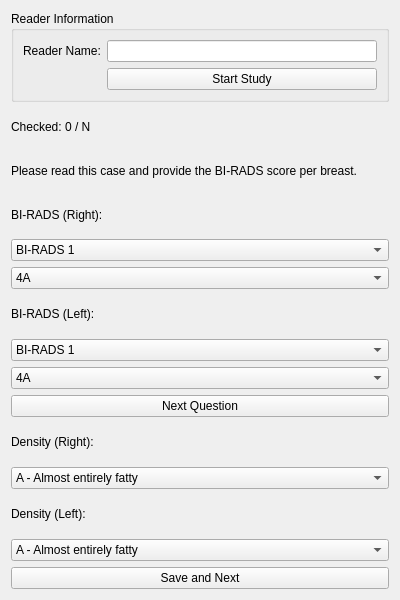
This is BIRADSConcepts/Resources/UI/BIRADSConcepts.ui in nki-radiology/SegmentationReview as Qt 5 draws it before an edit. The edited form follows.
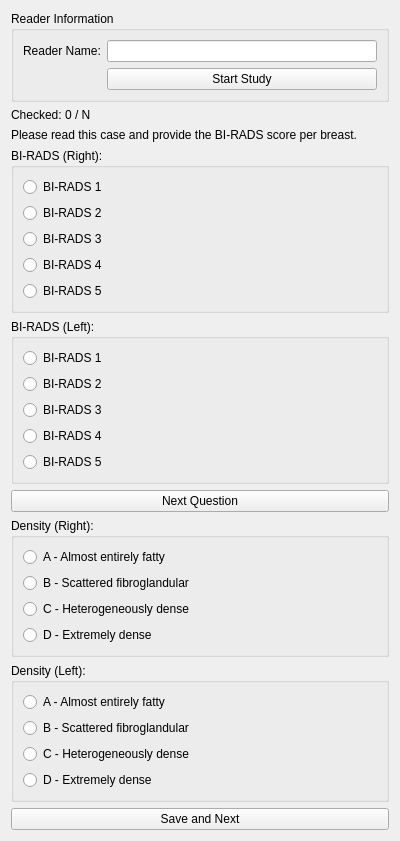
This is the edited form. Custom widgets are drawn as their Qt base class.

Commit message: Switch drop down menus with bullet-points menus

The edit to the form file:
```diff
--- a/BIRADSConcepts/Resources/UI/BIRADSConcepts.ui
+++ b/BIRADSConcepts/Resources/UI/BIRADSConcepts.ui
@@ -57,50 +57,32 @@
 
    <!-- BI-RADS Scoring UI -->
    <item>
-    <widget class="QLabel" name="biradsLabelRight">
-     <property name="text">
+    <widget class="QGroupBox" name="biradsRightGroup">
+     <property name="title">
       <string>BI-RADS (Right):</string>
      </property>
-    </widget>
-   </item>
-   <item>
-    <widget class="QComboBox" name="biradsComboRight">
-     <item><property name="text"><string>BI-RADS 1</string></property></item>
-     <item><property name="text"><string>BI-RADS 2</string></property></item>
-     <item><property name="text"><string>BI-RADS 3</string></property></item>
-     <item><property name="text"><string>BI-RADS 4</string></property></item>
-     <item><property name="text"><string>BI-RADS 5</string></property></item>
-    </widget>
-   </item>
-   <item>
-    <widget class="QComboBox" name="biradsSubRight">
-     <item><property name="text"><string>4A</string></property></item>
-     <item><property name="text"><string>4B</string></property></item>
-     <item><property name="text"><string>4C</string></property></item>
+     <layout class="QVBoxLayout">
+      <item><widget class="QRadioButton" name="biradsRight1"><property name="text"><string>BI-RADS 1</string></property></widget></item>
+      <item><widget class="QRadioButton" name="biradsRight2"><property name="text"><string>BI-RADS 2</string></property></widget></item>
+      <item><widget class="QRadioButton" name="biradsRight3"><property name="text"><string>BI-RADS 3</string></property></widget></item>
+      <item><widget class="QRadioButton" name="biradsRight4"><property name="text"><string>BI-RADS 4</string></property></widget></item>
+      <item><widget class="QRadioButton" name="biradsRight5"><property name="text"><string>BI-RADS 5</string></property></widget></item>
+     </layout>
     </widget>
    </item>
 
    <item>
-    <widget class="QLabel" name="biradsLabelLeft">
-     <property name="text">
+    <widget class="QGroupBox" name="biradsLeftGroup">
+     <property name="title">
       <string>BI-RADS (Left):</string>
      </property>
-    </widget>
-   </item>
-   <item>
-    <widget class="QComboBox" name="biradsComboLeft">
-     <item><property name="text"><string>BI-RADS 1</string></property></item>
-     <item><property name="text"><string>BI-RADS 2</string></property></item>
-     <item><property name="text"><string>BI-RADS 3</string></property></item>
-     <item><property name="text"><string>BI-RADS 4</string></property></item>
-     <item><property name="text"><string>BI-RADS 5</string></property></item>
-    </widget>
-   </item>
-   <item>
-    <widget class="QComboBox" name="biradsSubLeft">
-     <item><property name="text"><string>4A</string></property></item>
-     <item><property name="text"><string>4B</string></property></item>
-     <item><property name="text"><string>4C</string></property></item>
+     <layout class="QVBoxLayout">
+      <item><widget class="QRadioButton" name="biradsLeft1"><property name="text"><string>BI-RADS 1</string></property></widget></item>
+      <item><widget class="QRadioButton" name="biradsLeft2"><property name="text"><string>BI-RADS 2</string></property></widget></item>
+      <item><widget class="QRadioButton" name="biradsLeft3"><property name="text"><string>BI-RADS 3</string></property></widget></item>
+      <item><widget class="QRadioButton" name="biradsLeft4"><property name="text"><string>BI-RADS 4</string></property></widget></item>
+      <item><widget class="QRadioButton" name="biradsLeft5"><property name="text"><string>BI-RADS 5</string></property></widget></item>
+     </layout>
     </widget>
    </item>
 
@@ -115,33 +97,30 @@
    <!-- Density Assessment UI -->
    
    <item>
-    <widget class="QLabel" name="densityLabelRight">
-     <property name="text">
+    <widget class="QGroupBox" name="densityRightGroup">
+     <property name="title">
       <string>Density (Right):</string>
      </property>
+     <layout class="QVBoxLayout">
+      <item><widget class="QRadioButton" name="densityRightA"><property name="text"><string>A - Almost entirely fatty</string></property></widget></item>
+      <item><widget class="QRadioButton" name="densityRightB"><property name="text"><string>B - Scattered fibroglandular</string></property></widget></item>
+      <item><widget class="QRadioButton" name="densityRightC"><property name="text"><string>C - Heterogeneously dense</string></property></widget></item>
+      <item><widget class="QRadioButton" name="densityRightD"><property name="text"><string>D - Extremely dense</string></property></widget></item>
+     </layout>
     </widget>
    </item>
+
    <item>
-    <widget class="QComboBox" name="densityComboRight">
-     <item><property name="text"><string>A - Almost entirely fatty</string></property></item>
-     <item><property name="text"><string>B - Scattered fibroglandular</string></property></item>
-     <item><property name="text"><string>C - Heterogeneously dense</string></property></item>
-     <item><property name="text"><string>D - Extremely dense</string></property></item>
-    </widget>
-   </item>
-   <item>
-    <widget class="QLabel" name="densityLabelLeft">
-     <property name="text">
+    <widget class="QGroupBox" name="densityLeftGroup">
+     <property name="title">
       <string>Density (Left):</string>
      </property>
-    </widget>
-   </item>
-   <item>
-    <widget class="QComboBox" name="densityComboLeft">
-     <item><property name="text"><string>A - Almost entirely fatty</string></property></item>
-     <item><property name="text"><string>B - Scattered fibroglandular</string></property></item>
-     <item><property name="text"><string>C - Heterogeneously dense</string></property></item>
-     <item><property name="text"><string>D - Extremely dense</string></property></item>
+     <layout class="QVBoxLayout">
+      <item><widget class="QRadioButton" name="densityLeftA"><property name="text"><string>A - Almost entirely fatty</string></property></widget></item>
+      <item><widget class="QRadioButton" name="densityLeftB"><property name="text"><string>B - Scattered fibroglandular</string></property></widget></item>
+      <item><widget class="QRadioButton" name="densityLeftC"><property name="text"><string>C - Heterogeneously dense</string></property></widget></item>
+      <item><widget class="QRadioButton" name="densityLeftD"><property name="text"><string>D - Extremely dense</string></property></widget></item>
+     </layout>
     </widget>
    </item>
 
```
Left out of the diff: 3 changed lines with no effect on the pictures. The commit also changes 1 other file.
